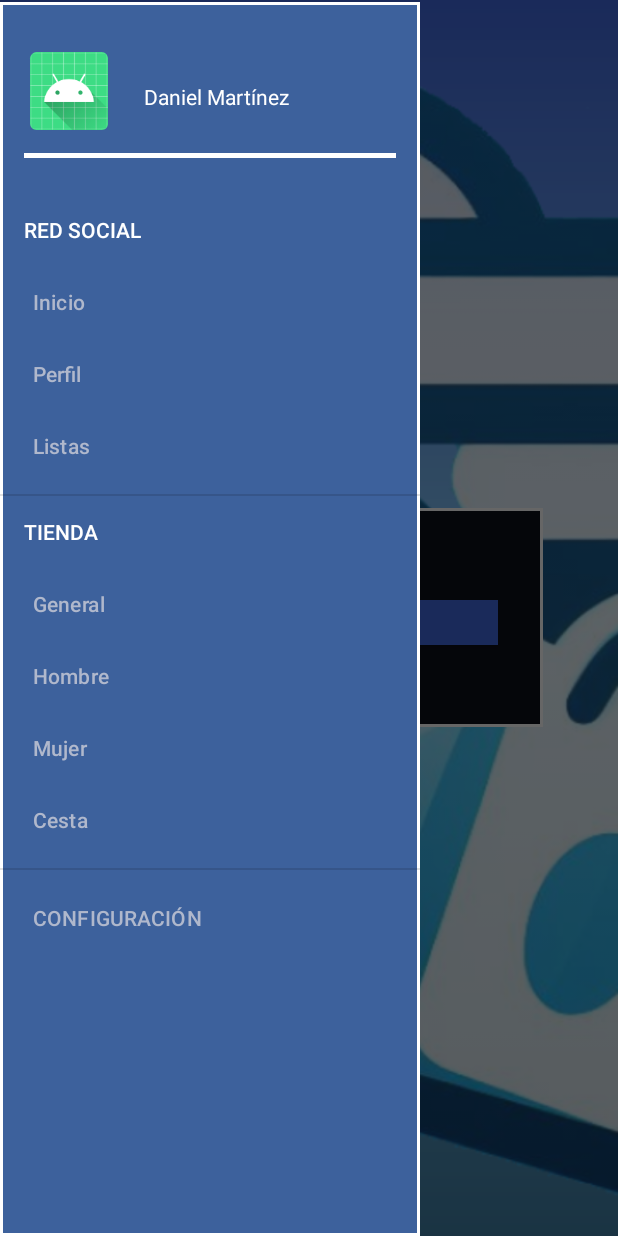
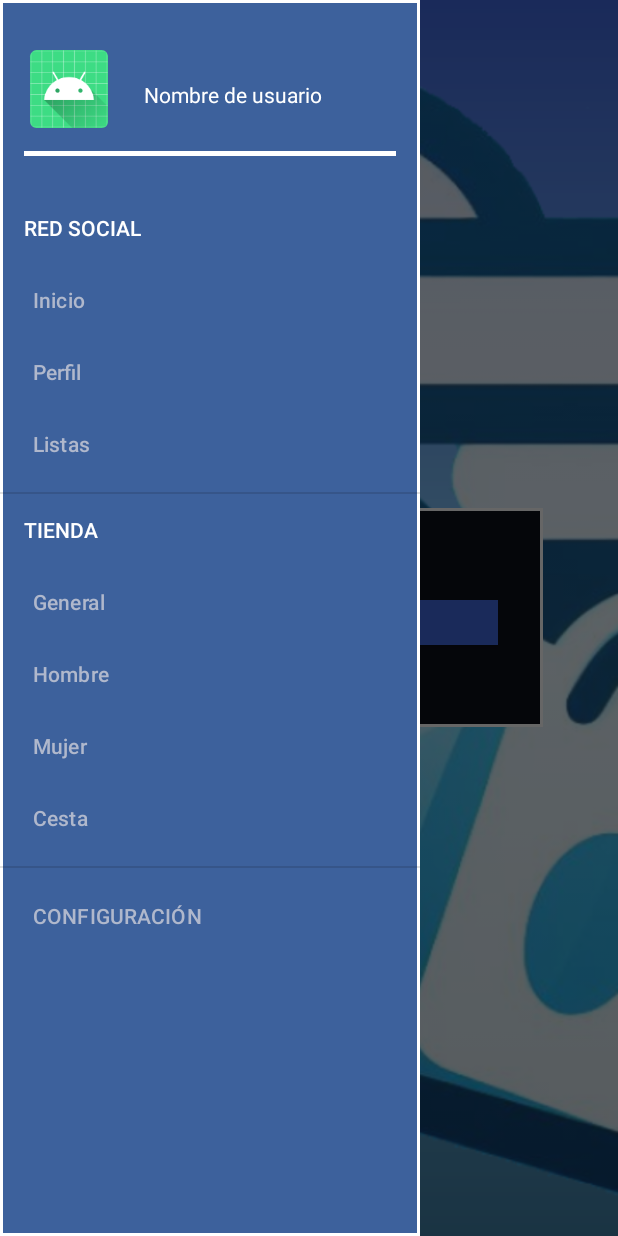
Before and after one commit to IvanBermejoHidalgo/ShopList, an Android app: the screen it shows after launch (MainActivity), with the side drawer open, on a phone screen of 412 x 824 dp. Run offline under Robolectric (Android 15) with nearby library versions, the phone set to English and light mode, and no system bars; our stand-ins replace Firebase (no records; nobody signed in at launch, a user with empty details on screens opened directly), navigation-ui; pictures from the network do not load; 1 statement that could not run was skipped.

```diff
--- a/app/src/main/res/layout/activity_main.xml
+++ b/app/src/main/res/layout/activity_main.xml
@@ -23,7 +23,6 @@
         android:background="@drawable/_bg__frame_169_shape2"
         android:layout_height="match_parent"
         android:layout_gravity="start"
-        android:layout_marginTop="1dp"
         android:fitsSystemWindows="true"
         app:itemTextColor="@color/grismenuletra"
 
--- a/app/src/main/res/layout/nav_header_main.xml
+++ b/app/src/main/res/layout/nav_header_main.xml
@@ -19,7 +19,6 @@
         android:layout_height="60dp"
         android:contentDescription="@string/nav_header_desc"
         android:paddingTop="@dimen/nav_header_vertical_spacing"
-
         app:srcCompat="@mipmap/ic_launcher_round" />
 
     <TextView
@@ -29,7 +28,7 @@
         android:layout_toRightOf="@id/imageView"
         android:layout_marginLeft="20dp"
         android:paddingTop="28dp"
-        android:text="Daniel Martínez"
+        android:text="Nombre de usuario"
         android:textAppearance="@style/TextAppearance.AppCompat.Body1"
         android:textColor="#FFFFFF"/>
 
```
